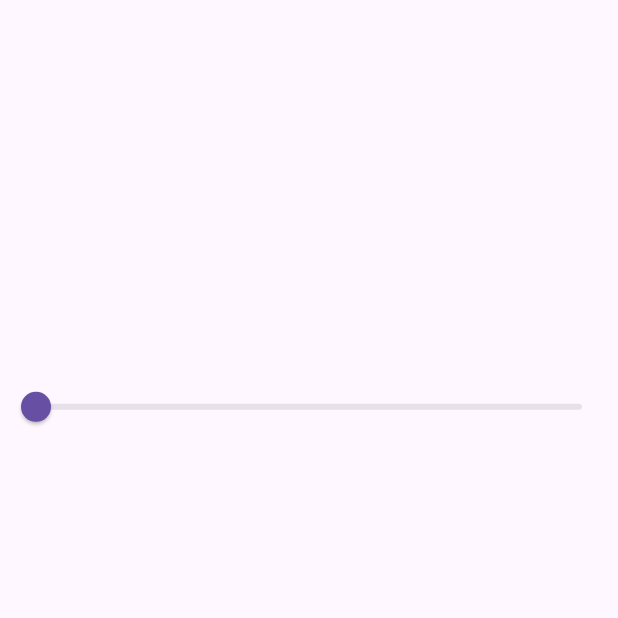
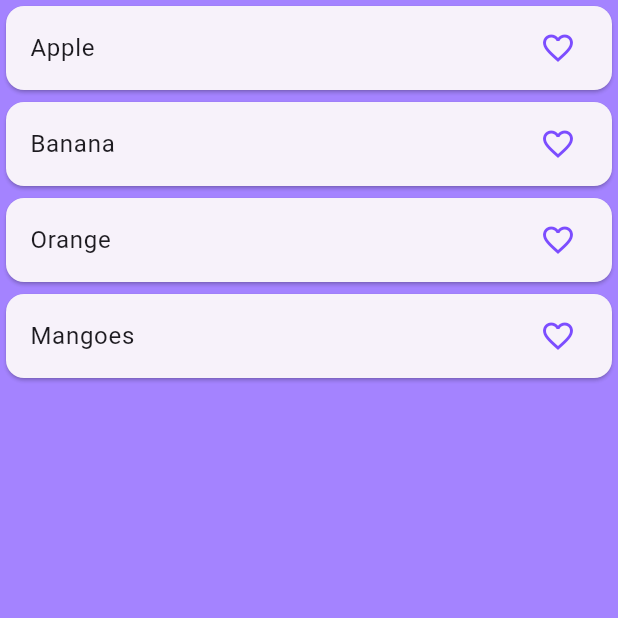
Before and after one commit to the-razib/getx_tutorial, a Flutter app: the screen it shows after launch, on a phone screen of 412 x 824 dp, the top half of it. Run offline on Flutter 3.47's test engine with Material 3 defaults, Android fonts, the phone set to English and light mode, and no system bars; our stand-ins replace get.

Commit message:
fav food with getx

```diff
--- /dev/null
+++ b/lib/controllers/food_item_controller.dart
@@ -0,0 +1,14 @@
+import 'package:get/get.dart';
+
+class FoodItemController extends GetxController {
+  RxList<String> fruitsList = ['Apple', 'Banana', 'Orange', 'Mangoes'].obs;
+  RxList<dynamic> favFruitsList = [].obs;
+
+  addFavFood(index) {
+    if (favFruitsList.contains(fruitsList[index])) {
+      favFruitsList.remove(favFruitsList[index]);
+    } else {
+      favFruitsList.add(fruitsList[index]);
+    }
+  }
+}
--- a/lib/main.dart
+++ b/lib/main.dart
@@ -1,6 +1,8 @@
 import 'package:flutter/cupertino.dart';
 import 'package:get/get.dart';
-import 'package:getx_tutorial/home_page.dart';
+import 'package:getx_tutorial/screen/food_item_getx.dart';
+import 'package:getx_tutorial/screen/food_item_setstate_screen.dart';
+import 'package:getx_tutorial/screen/home_page.dart';
 
 void main(){
   runApp(GetxTutorial());
@@ -13,7 +15,7 @@ class GetxTutorial extends StatelessWidget {
   Widget build(BuildContext context) {
     return GetMaterialApp(
       debugShowCheckedModeBanner: false,
-      home: HomePage(),
+      home: FoodItemGetx(),
     );
   }
 }
--- /dev/null
+++ b/lib/screen/food_item_getx.dart
@@ -0,0 +1,41 @@
+import 'package:flutter/material.dart';
+import 'package:get/get.dart';
+import 'package:getx_tutorial/controllers/food_item_controller.dart';
+
+class FoodItemGetx extends StatelessWidget {
+  const FoodItemGetx({super.key});
+
+  @override
+  Widget build(BuildContext context) {
+    final FoodItemController controller = Get.put(FoodItemController());
+    return Scaffold(
+      backgroundColor: Colors.deepPurpleAccent.withValues(alpha: 0.7),
+      body: SafeArea(
+        child: ListView.builder(
+          itemCount: controller.fruitsList.length,
+          itemBuilder: (context, index) {
+            return Card(
+              child: Obx(() {
+                return ListTile(
+                  onTap: () {
+                    controller.addFavFood(index);
+                  },
+                  title: Text(controller.fruitsList[index]),
+                  trailing:
+                      controller.favFruitsList.contains(
+                            controller.fruitsList[index],
+                          )
+                          ? Icon(Icons.favorite, color: Colors.purpleAccent)
+                          : Icon(
+                            Icons.favorite_border,
+                            color: Colors.deepPurpleAccent,
+                          ),
+                );
+              }),
+            );
+          },
+        ),
+      ),
+    );
+  }
+}
--- a/lib/home_page.dart
+++ b/lib/screen/home_page.dart
@@ -1,6 +1,6 @@
 import 'package:flutter/material.dart';
 import 'package:get/get.dart';
-import 'package:getx_tutorial/home_controller.dart';
+import 'package:getx_tutorial/controllers/home_controller.dart';
 
 class HomePage extends StatefulWidget {
   const HomePage({super.key});
```
Also changed, not shown: lib/screen/food_item_setstate_screen.dart (added, +46 -0 lines), lib/controllers/home_controller.dart (renamed from lib/home_controller.dart).
